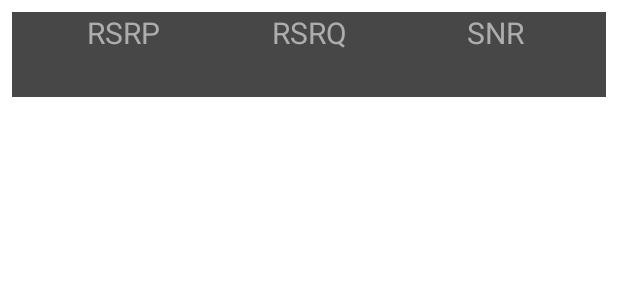
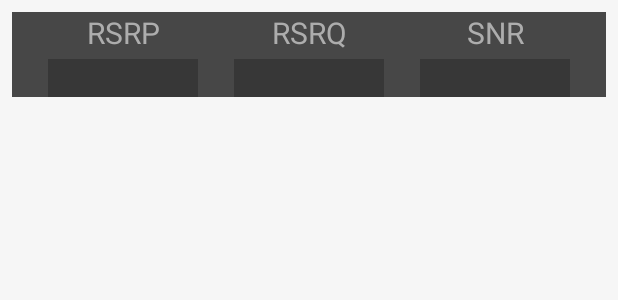
Before and after one commit to youssef7agar/MockTestApp, an Android app: the layout activity_home.xml on its own in the app's theme, with its tools: preview values and no code run, on a phone screen of 412 x 824 dp. Shown: the top 300 px of the screen. Run offline under Robolectric (Android 15) with nearby library versions, the phone set to English and light mode, and no system bars.

Commit message:
modifications on table custom view

```diff
--- a/app/src/main/java/com/example/mocktestapp/common/custom/Table.kt
+++ b/app/src/main/java/com/example/mocktestapp/common/custom/Table.kt
@@ -36,12 +36,13 @@ class Table(context: Context,
         val progress = (value + 140) * (100 / 90)
         val params = pbRSRP.layoutParams as LayoutParams
         if (progress > 0) {
-            params.width = progress
+            params.width = dpToPixel(progress)
         } else {
             params.width = 1
         }
         params.topToBottom = R.id.tv_rsrp_headline
         params.startToStart = R.id.limit1
+        params.bottomToBottom = R.id.table_parent
         when {
             value <= -110 -> {
                 pbRSRP.setBackgroundColor(resources.getColor(R.color.rsrp1, context.theme))
@@ -72,12 +73,13 @@ class Table(context: Context,
         val progress = (value + 25) * (4)
         val params = pbRSRQ.layoutParams as LayoutParams
         if (progress > 0) {
-            params.width = progress
+            params.width = dpToPixel(progress)
         } else {
             params.width = 1
         }
         params.topToBottom = R.id.tv_rsrq_headline
         params.startToStart = R.id.limit2
+        params.bottomToBottom = R.id.table_parent
 
         if (value <= -19.5) {
             pbRSRQ.setBackgroundColor(resources.getColor(R.color.rsrq1, context.theme))
@@ -97,12 +99,13 @@ class Table(context: Context,
         val progress = (value + 5) * (100 / 40)
         val params = pbSNR.layoutParams as LayoutParams
         if (progress > 0) {
-            params.width = progress
+            params.width = dpToPixel(progress)
         } else {
             params.width = 1
         }
         params.topToBottom = R.id.tv_snr_headline
         params.startToStart = R.id.limit3
+        params.bottomToBottom = R.id.table_parent
 
         when {
             value <= 0 -> {
@@ -131,4 +134,10 @@ class Table(context: Context,
             }
         }
     }
+
+    fun dpToPixel(value: Int): Int {
+        val scale = context.resources.displayMetrics.density
+        val pixels = (value * scale + 0.5f)
+        return pixels.toInt()
+    }
 }
--- a/app/src/main/res/layout/activity_home.xml
+++ b/app/src/main/res/layout/activity_home.xml
@@ -4,7 +4,8 @@
     xmlns:tools="http://schemas.android.com/tools"
     android:layout_width="match_parent"
     android:layout_height="match_parent"
-    tools:context=".home.HomeActivity">
+    tools:context=".home.HomeActivity"
+    android:background="#f6f6f6">
 
     <com.example.mocktestapp.common.custom.Table
         android:id="@+id/table"
--- a/app/src/main/res/layout/table_view.xml
+++ b/app/src/main/res/layout/table_view.xml
@@ -1,9 +1,37 @@
 <?xml version="1.0" encoding="utf-8"?>
 <androidx.constraintlayout.widget.ConstraintLayout xmlns:android="http://schemas.android.com/apk/res/android"
     xmlns:app="http://schemas.android.com/apk/res-auto"
+    android:id="@+id/table_parent"
     android:layout_width="match_parent"
     android:layout_height="wrap_content"
-    android:background="#474747">
+    android:background="@color/background">
+
+    <View
+        android:id="@+id/limit1"
+        android:layout_width="100dp"
+        android:layout_height="25dp"
+        android:background="@color/darker_background"
+        app:layout_constraintEnd_toStartOf="@+id/limit2"
+        app:layout_constraintStart_toStartOf="parent"
+        app:layout_constraintTop_toTopOf="@id/rsrp_pb" />
+
+    <View
+        android:id="@+id/limit2"
+        android:layout_width="100dp"
+        android:layout_height="25dp"
+        android:background="@color/darker_background"
+        app:layout_constraintEnd_toStartOf="@+id/limit3"
+        app:layout_constraintStart_toEndOf="@id/limit1"
+        app:layout_constraintTop_toTopOf="@id/rsrp_pb" />
+
+    <View
+        android:id="@+id/limit3"
+        android:layout_width="100dp"
+        android:layout_height="25dp"
+        android:background="@color/darker_background"
+        app:layout_constraintEnd_toEndOf="parent"
+        app:layout_constraintStart_toEndOf="@id/limit2"
+        app:layout_constraintTop_toTopOf="@id/rsrp_pb" />
 
     <TextView
         android:id="@+id/tv_rsrp_headline"
@@ -20,7 +48,8 @@
         android:id="@+id/rsrp_pb"
         android:layout_width="1dp"
         android:layout_height="25dp"
-        android:layout_margin="4dp"
+        android:layout_marginTop="4dp"
+        android:layout_marginBottom="4dp"
         app:layout_constraintStart_toStartOf="@id/limit1"
         app:layout_constraintTop_toBottomOf="@id/tv_rsrp_headline" />
 
@@ -49,7 +78,8 @@
         android:id="@+id/rsrq_pb"
         android:layout_width="1dp"
         android:layout_height="25dp"
-        android:layout_margin="4dp"
+        android:layout_marginTop="4dp"
+        android:layout_marginBottom="4dp"
         app:layout_constraintStart_toStartOf="@id/limit2"
         app:layout_constraintTop_toBottomOf="@id/tv_rsrq_headline" />
 
@@ -78,7 +108,8 @@
         android:id="@+id/snr_pb"
         android:layout_width="1dp"
         android:layout_height="25dp"
-        android:layout_margin="4dp"
+        android:layout_marginTop="4dp"
+        android:layout_marginBottom="4dp"
         app:layout_constraintStart_toStartOf="@id/limit3"
         app:layout_constraintTop_toBottomOf="@id/tv_rsrp_headline" />
 
@@ -92,29 +123,4 @@
         app:layout_constraintStart_toStartOf="@id/limit3"
         app:layout_constraintTop_toTopOf="@id/snr_pb" />
 
-
-    <View
-        android:id="@+id/limit1"
-        android:layout_width="100dp"
-        android:layout_height="20dp"
-        app:layout_constraintEnd_toStartOf="@+id/limit2"
-        app:layout_constraintStart_toStartOf="parent"
-        app:layout_constraintTop_toTopOf="parent" />
-
-    <View
-        android:id="@+id/limit2"
-        android:layout_width="100dp"
-        android:layout_height="20dp"
-        app:layout_constraintEnd_toStartOf="@+id/limit3"
-        app:layout_constraintStart_toEndOf="@id/limit1"
-        app:layout_constraintTop_toTopOf="parent" />
-
-    <View
-        android:id="@+id/limit3"
-        android:layout_width="100dp"
-        android:layout_height="20dp"
-        app:layout_constraintEnd_toEndOf="parent"
-        app:layout_constraintStart_toEndOf="@id/limit2"
-        app:layout_constraintTop_toTopOf="parent" />
-
 </androidx.constraintlayout.widget.ConstraintLayout>
--- a/app/src/main/res/values/colors.xml
+++ b/app/src/main/res/values/colors.xml
@@ -7,6 +7,8 @@
     <color name="teal_700">#FF018786</color>
     <color name="black">#FF000000</color>
     <color name="white">#FFFFFFFF</color>
+    <color name="background">#474747</color>
+    <color name="darker_background">#373737</color>
 
     <color name="rsrp1">#000A00</color>
     <color name="rsrp2">#E51304</color>
```
